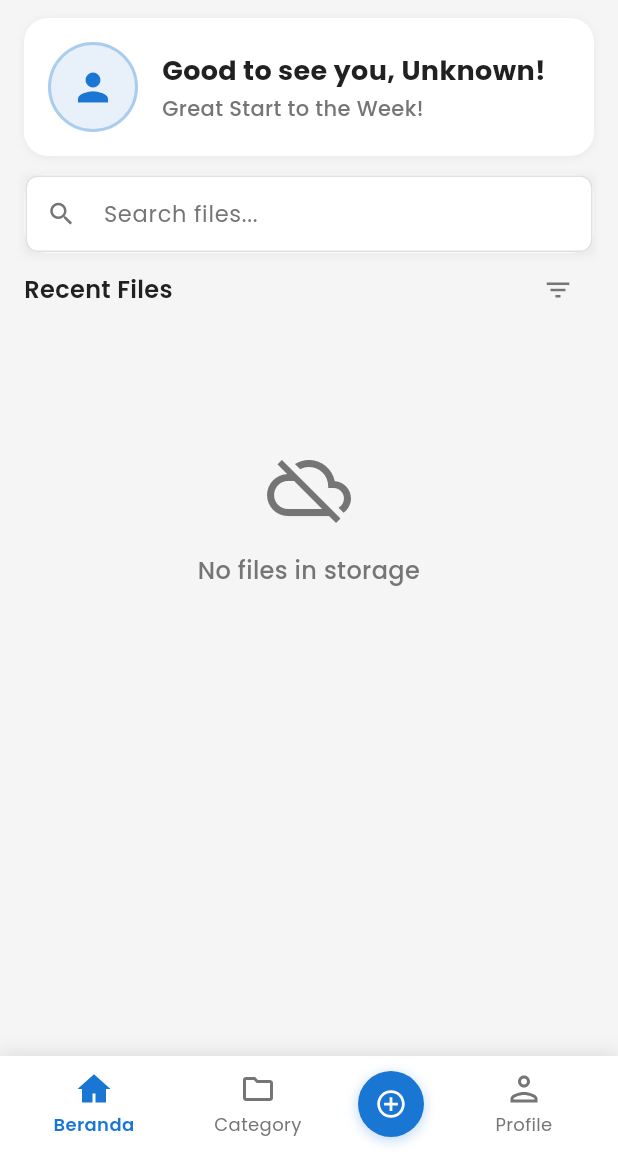
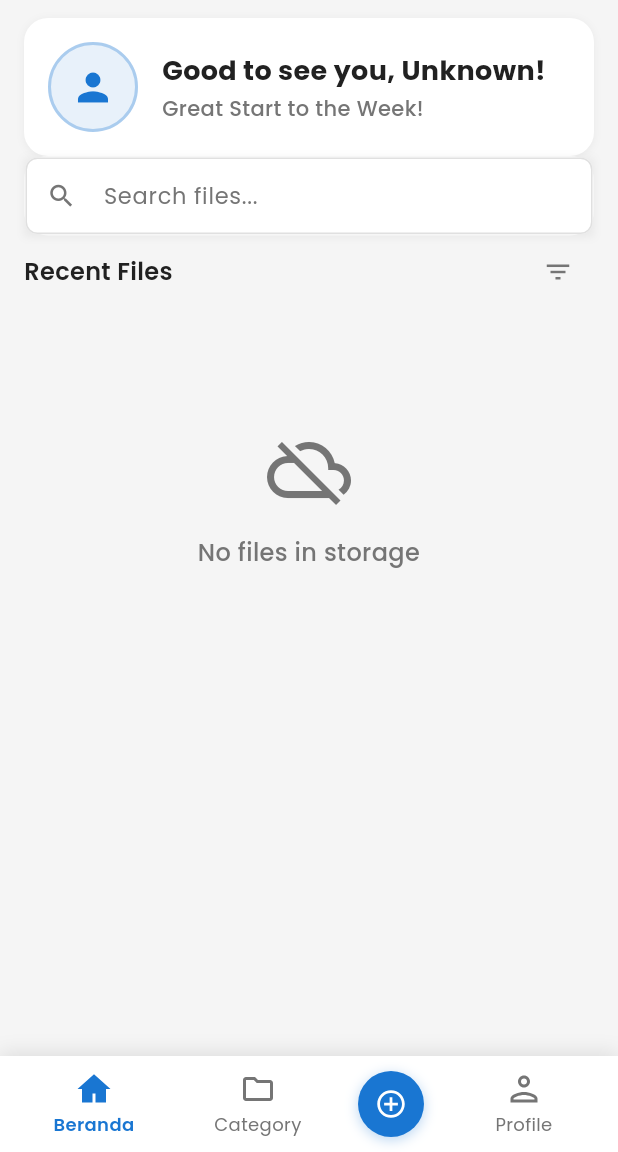
Before and after one commit to rahmathanifpurnama/management-document-app, a Flutter app: the HomeScreen screen opened by its route, on a phone screen of 412 x 824 dp, the part 84-1236 px from its top. Run offline on Flutter 3.47's test engine with Material 3 defaults, Android fonts, the phone set to English and light mode, and no system bars; our stand-ins replace audioplayers, cached_network_image, cloud_firestore, cloud_functions, connectivity_plus, dio and 19 more; missing offline and left inert: external_path, file_selector, firebase_app_check, flutter_pdfview, googleapis; accounts and stored records are empty.

Commit message:
change spacing betwen container

```diff
--- a/lib/screens/common/components/home_greeting_section.dart
+++ b/lib/screens/common/components/home_greeting_section.dart
@@ -35,7 +35,7 @@ class HomeGreetingSection extends StatelessWidget {
       left: isSmallScreen ? 12.0 : 16.0,
       right: isSmallScreen ? 12.0 : 16.0,
       top: 0,
-      bottom: 6.0, // Add bottom margin for spacing with search
+      bottom: 0, // Add bottom margin for spacing with search
     );
     final responsivePadding = EdgeInsets.all(isSmallScreen ? 12.0 : 16.0);
     final responsiveBorderRadius = isSmallScreen ? 12.0 : 16.0;
--- a/lib/screens/common/components/home_search_section.dart
+++ b/lib/screens/common/components/home_search_section.dart
@@ -55,7 +55,7 @@ class _HomeSearchSectionState extends State<HomeSearchSection> {
     final responsiveMargin = EdgeInsets.only(
       left: screenWidth < 400 ? 12.0 : 16.0,
       right: screenWidth < 400 ? 12.0 : 16.0,
-      top: 6.0, // Add top margin for spacing with greeting
+      top: 0, // Add top margin for spacing with greeting
       bottom: 0,
     );
     final responsiveElevation = 2.0;
--- a/lib/screens/common/home_screen.dart
+++ b/lib/screens/common/home_screen.dart
@@ -538,7 +538,7 @@ class _HomeScreenState extends State<HomeScreen>
                         );
                       },
                     ),
-                    const SizedBox(height: 6),
+                    const SizedBox(height: 12),
                   ],
 
                   // Search Section - Using new component
```
